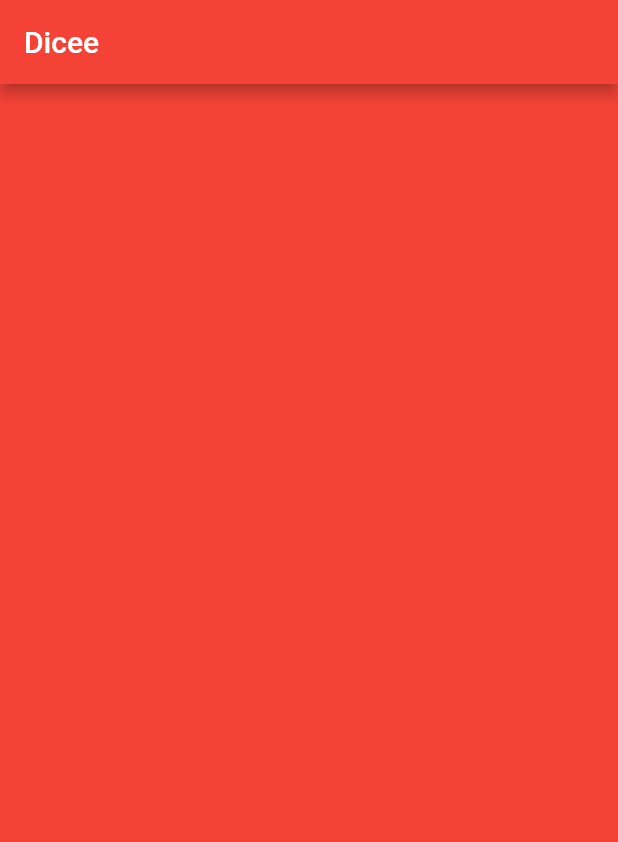
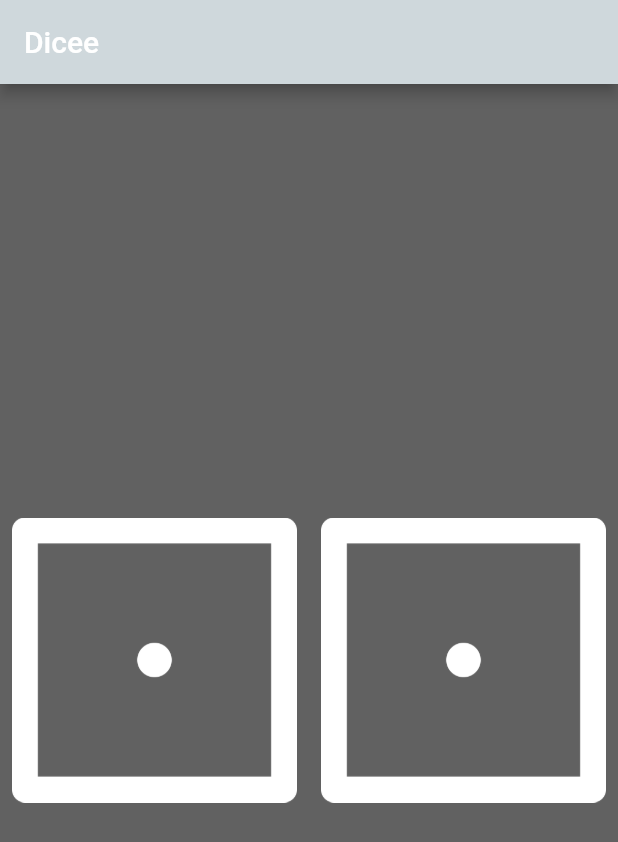
Before and after one commit to watkinskris/dicee-app, a Flutter app: the screen it shows after launch, on a phone screen of 412 x 824 dp. Shown: the top 842 px of the screen. Run offline on Flutter 3.47's test engine with Material 2 defaults, Android fonts, the phone set to English and light mode, and no system bars.

Commit message:
created dice application using expanded, stateful, textButton

```diff
--- a/lib/main.dart
+++ b/lib/main.dart
@@ -1,13 +1,15 @@
+import 'dart:math';
+
 import 'package:flutter/material.dart';
 
 void main() {
   return runApp(
     MaterialApp(
       home: Scaffold(
-        backgroundColor: Colors.red,
+        backgroundColor: Colors.grey.shade700,
         appBar: AppBar(
           title: Text('Dicee'),
-          backgroundColor: Colors.red,
+          backgroundColor: Colors.blueGrey.shade100,
         ),
         body: DicePage(),
       ),
@@ -15,9 +17,47 @@ void main() {
   );
 }
 
-class DicePage extends StatelessWidget {
+class DicePage extends StatefulWidget {
+  const DicePage({Key? key}) : super(key: key);
+
+  @override
+  _DicePageState createState() => _DicePageState();
+}
+
+class _DicePageState extends State<DicePage> {
+  int rightDice = 1;
+  int leftDice = 1;
+
+  void changeDiceFace() {
+    setState(() {
+      rightDice = Random().nextInt(6) + 1;
+      leftDice = Random().nextInt(6) + 1;
+    });
+  }
+
   @override
   Widget build(BuildContext context) {
-    return Container();
+    return Center(
+      child: Row(
+        children: [
+          Expanded(
+            child: TextButton(
+              onPressed: () {
+                changeDiceFace();
+              },
+              child: Image.asset('images/dice$leftDice.png'),
+            ),
+          ),
+          Expanded(
+            child: TextButton(
+              onPressed: () {
+                changeDiceFace();
+              },
+              child: Image.asset('images/dice$rightDice.png'),
+            ),
+          ),
+        ],
+      ),
+    );
   }
 }
--- a/pubspec.yaml
+++ b/pubspec.yaml
@@ -26,4 +26,4 @@ flutter:
   uses-material-design: true
 
   assets:
-    - images/
+  - images/
```
Also changed, not shown: 1 other file.
